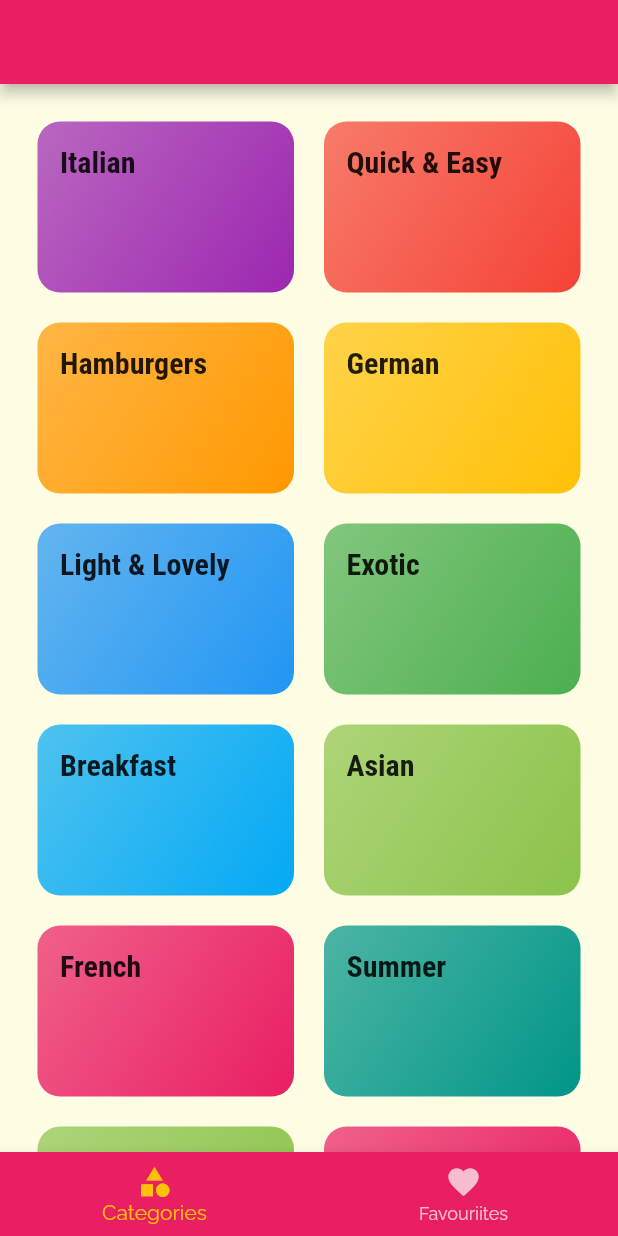
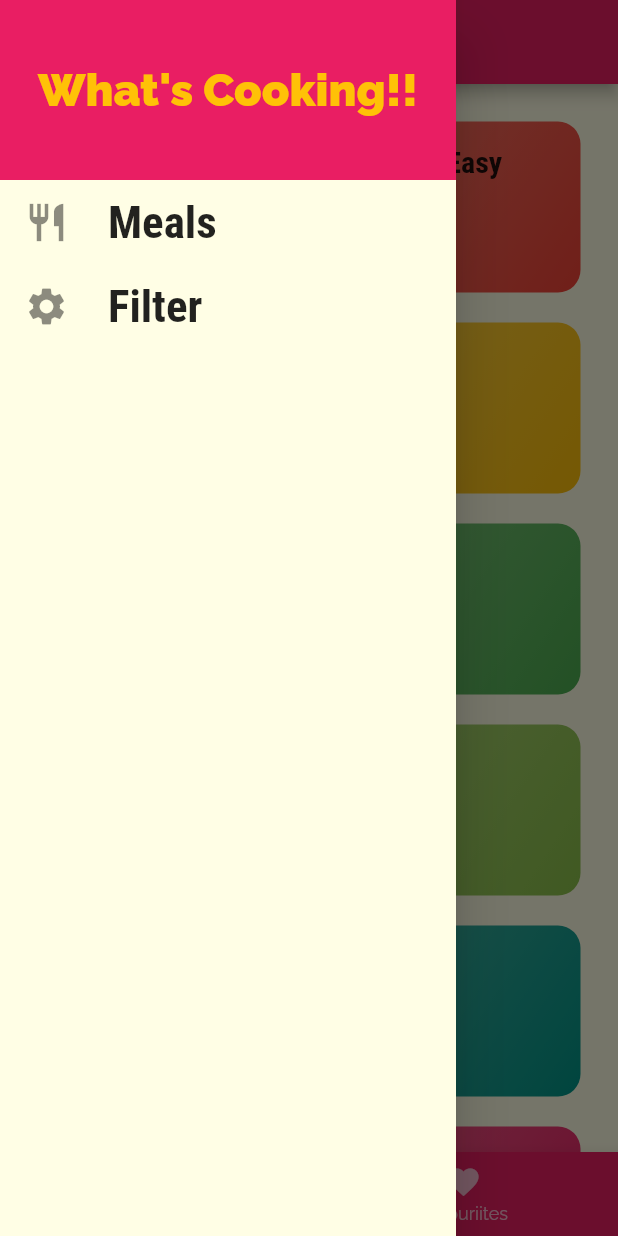
Before and after one commit to ashrhmn/meal-flutter, a Flutter app: the screen it shows after launch, with the side drawer open (before the commit the screen has no drawer), on a phone screen of 412 x 824 dp. Run offline on Flutter 3.47's test engine with Material 2 defaults, Android fonts, the phone set to English and light mode, and no system bars.

Commit message:
Add drawer

```diff
--- a/lib/main.dart
+++ b/lib/main.dart
@@ -2,6 +2,7 @@ import 'package:flutter/material.dart';
 import 'package:flutter/widgets.dart';
 import 'package:meal_app/screens/categories_screen.dart';
 import 'package:meal_app/screens/category_meals_screen.dart';
+import 'package:meal_app/screens/filters_screen.dart';
 import 'package:meal_app/screens/meal_detail_scren.dart';
 import 'package:meal_app/screens/tabs_screen.dart';
 
@@ -54,6 +55,7 @@ class MyApp extends StatelessWidget {
         '/': (ctx) => const TabsScreen(),
         CategoryMealsScreen.routeName: (ctx) => CategoryMealsScreen(),
         MealDetailScreen.routeName: (ctx) => const MealDetailScreen(),
+        FiltersScreen.routeName: (ctx) => FiltersScreen(),
       },
     );
   }
--- /dev/null
+++ b/lib/screens/filters_screen.dart
@@ -0,0 +1,21 @@
+import 'package:flutter/material.dart';
+import 'package:meal_app/widgets/main_drawer.dart';
+
+class FiltersScreen extends StatelessWidget {
+  const FiltersScreen({Key? key}) : super(key: key);
+
+  static final String routeName = '/filters-screen';
+
+  @override
+  Widget build(BuildContext context) {
+    return Scaffold(
+      appBar: AppBar(
+        title: Text('Filters'),
+      ),
+      drawer: MainDrawer(),
+      body: Center(
+        child: Text('Filters!'),
+      ),
+    );
+  }
+}
--- a/lib/screens/tabs_screen.dart
+++ b/lib/screens/tabs_screen.dart
@@ -1,6 +1,7 @@
 import 'package:flutter/material.dart';
 import 'package:meal_app/screens/categories_screen.dart';
 import 'package:meal_app/screens/favourite_screen.dart';
+import 'package:meal_app/widgets/main_drawer.dart';
 
 class TabsScreen extends StatefulWidget {
   const TabsScreen({Key? key}) : super(key: key);
@@ -32,6 +33,7 @@ class _TabsScreenState extends State<TabsScreen> {
             .substring(0, _pages[_selectedIndex].toString().length - 6)),
       ),
       body: _pages[_selectedIndex],
+      drawer: MainDrawer(),
       bottomNavigationBar: BottomNavigationBar(
         backgroundColor: Theme.of(context).colorScheme.primary,
         selectedItemColor: Theme.of(context).colorScheme.secondary,
--- /dev/null
+++ b/lib/widgets/main_drawer.dart
@@ -0,0 +1,62 @@
+import 'package:flutter/gestures.dart';
+import 'package:flutter/material.dart';
+import 'package:meal_app/screens/filters_screen.dart';
+
+class MainDrawer extends StatelessWidget {
+  const MainDrawer({Key? key}) : super(key: key);
+
+  @override
+  Widget build(BuildContext context) {
+    return Drawer(
+      child: Column(
+        children: [
+          Container(
+            height: 120,
+            width: double.infinity,
+            padding: EdgeInsets.all(20),
+            color: Theme.of(context).colorScheme.primary,
+            alignment: Alignment.center,
+            child: Text(
+              'What\'s Cooking!!',
+              style: TextStyle(
+                fontWeight: FontWeight.w900,
+                color: Theme.of(context).colorScheme.secondary,
+                fontSize: 30,
+              ),
+            ),
+          ),
+          buildNavDrawerItem(
+            context,
+            Icons.restaurant,
+            'Meals',
+            () => Navigator.of(context).pushReplacementNamed('/'),
+          ),
+          buildNavDrawerItem(
+            context,
+            Icons.settings,
+            'Filter',
+            () => Navigator.of(context)
+                .pushReplacementNamed(FiltersScreen.routeName),
+          ),
+        ],
+      ),
+    );
+  }
+
+  ListTile buildNavDrawerItem(BuildContext context, IconData icon, String title,
+      VoidCallback tapHandler) {
+    return ListTile(
+      leading: Icon(
+        icon,
+        size: 30,
+      ),
+      title: Text(
+        title,
+        style: Theme.of(context).textTheme.subtitle1?.copyWith(
+              fontSize: 30,
+            ),
+      ),
+      onTap: tapHandler,
+    );
+  }
+}
```
